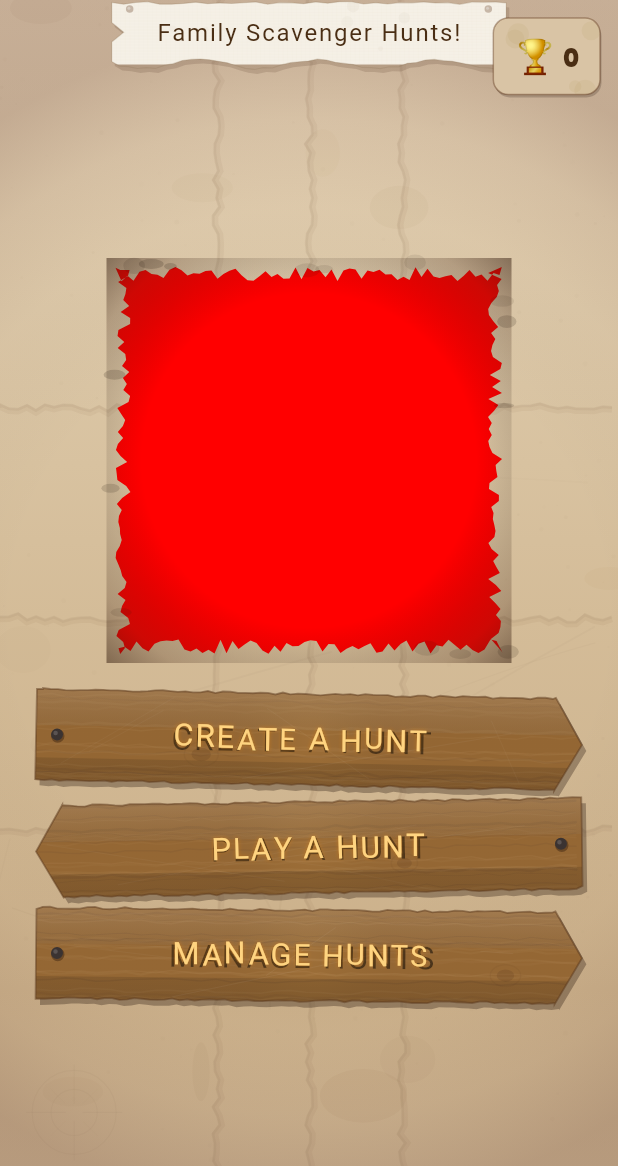
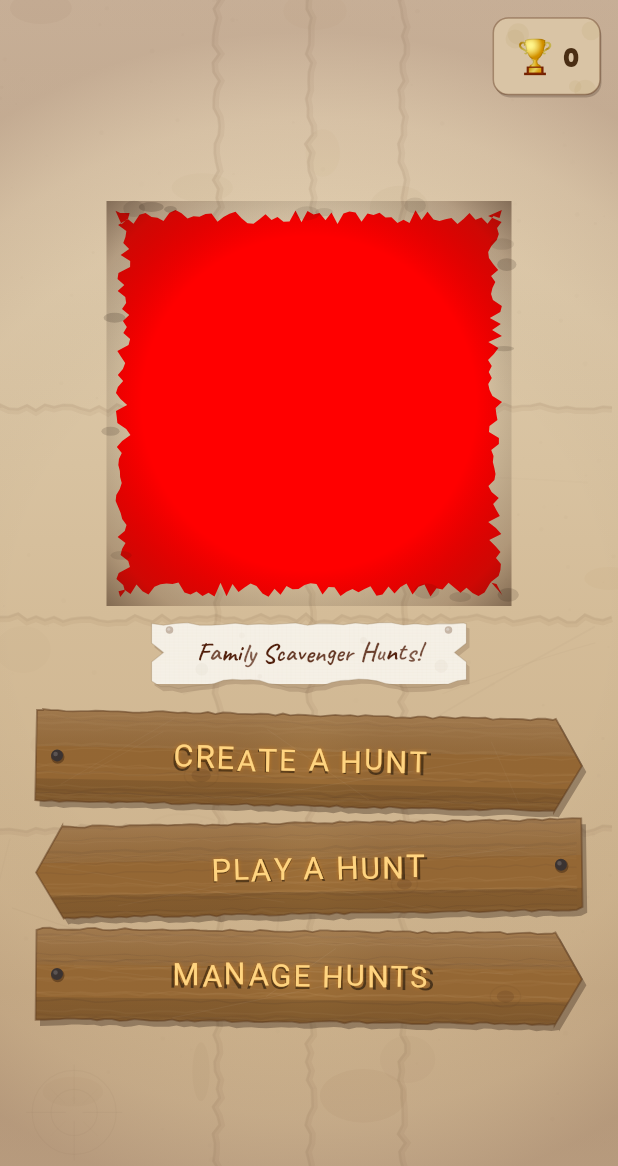
Before and after one commit to saturn1888/saturn1888, a Flutter app: the screen it shows after launch, on a phone screen of 412 x 824 dp. Shown: the top 1166 px of the screen. Run offline on Flutter 3.47's test engine with Material 3 defaults, Android fonts, the phone set to English and light mode, and no system bars; our stand-ins replace audioplayers, confetti, google_fonts, hive, hive_flutter, image_picker; accounts and stored records are empty.

Commit message:
Move flag banner below logo with hand-painted text
- Flag banner moved from top of screen to below the logo image
- Text now uses Caveat font (handwriting style) for painted-on-cloth look
- Each letter individually offset, rotated, and varied in size
- Paint opacity varies per letter — some strokes thicker/darker than others
- Dark brown paint colour like ink/paint brushed onto white fabric

https://claude.ai/code/session_017Aw2r6LuaKG11VTUwd3Kn5

```diff
--- a/lib/screens/home_screen.dart
+++ b/lib/screens/home_screen.dart
@@ -50,37 +50,13 @@ class HomeScreen extends StatelessWidget {
                   ),
                 ),
               ),
-              // White flag banner at top
-              Positioned(
-                top: 0,
-                left: 0,
-                right: 0,
-                child: Center(
-                  child: CustomPaint(
-                    painter: _FlagBannerPainter(),
-                    child: Padding(
-                      padding: const EdgeInsets.symmetric(
-                          horizontal: 30, vertical: 10),
-                      child: Text(
-                        'Family Scavenger Hunts!',
-                        style: GoogleFonts.specialElite(
-                          fontSize: 16,
-                          color: const Color(0xFF4A2E14),
-                          letterSpacing: 1.2,
-                          fontWeight: FontWeight.w400,
-                        ),
-                      ),
-                    ),
-                  ),
-                ),
-              ),
               Center(
                 child: SingleChildScrollView(
                   padding: const EdgeInsets.symmetric(horizontal: 24),
                   child: Column(
                     mainAxisAlignment: MainAxisAlignment.center,
                     children: [
-                      const SizedBox(height: 40),
+                      const SizedBox(height: 16),
                       // Logo with torn edges
                       SizedBox(
                         width: 270,
@@ -115,6 +91,16 @@ class HomeScreen extends StatelessWidget {
                               },
                             ),
                           ),
+                        ),
+                      ),
+                      const SizedBox(height: 10),
+                      // Flag banner below logo
+                      CustomPaint(
+                        painter: _FlagBannerPainter(),
+                        child: Padding(
+                          padding: const EdgeInsets.symmetric(
+                              horizontal: 30, vertical: 12),
+                          child: _PaintedText(text: 'Family Scavenger Hunts!'),
                         ),
                       ),
                       const SizedBox(height: 20),
@@ -189,6 +175,45 @@ class HomeScreen extends StatelessWidget {
           ),
         ),
       ),
+    );
+  }
+}
+
+/// Text that looks hand-painted with a brush onto cloth
+class _PaintedText extends StatelessWidget {
+  final String text;
+  const _PaintedText({required this.text});
+
+  @override
+  Widget build(BuildContext context) {
+    final rng = Random(text.hashCode);
+    return Row(
+      mainAxisAlignment: MainAxisAlignment.center,
+      mainAxisSize: MainAxisSize.min,
+      children: text.split('').map((char) {
+        final dy = (rng.nextDouble() - 0.5) * 1.5;
+        final dx = (rng.nextDouble() - 0.5) * 0.4;
+        final rotation = (rng.nextDouble() - 0.5) * 0.03;
+        final sizeVar = 17.0 + (rng.nextDouble() - 0.5) * 2.0;
+        // Vary opacity like paint thickness — some strokes heavier than others
+        final opacity = 0.7 + rng.nextDouble() * 0.3;
+
+        return Transform.translate(
+          offset: Offset(dx, dy),
+          child: Transform.rotate(
+            angle: rotation,
+            child: Text(
+              char,
+              style: GoogleFonts.caveat(
+                fontSize: sizeVar,
+                fontWeight: FontWeight.w700,
+                color: Color.fromRGBO(80, 30, 10, opacity),
+                height: 1.0,
+              ),
+            ),
+          ),
+        );
+      }).toList(),
     );
   }
 }
```
